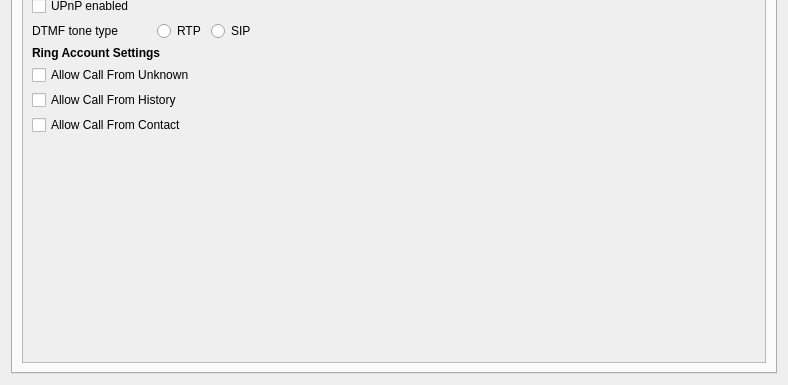
First picture: the form in accountdetails.ui, repository savoirfairelinux/jami-client-windows, before the edit; both pictures show x 0 to 788 and y 335 to 720 of the 788 by 720 pixel window.
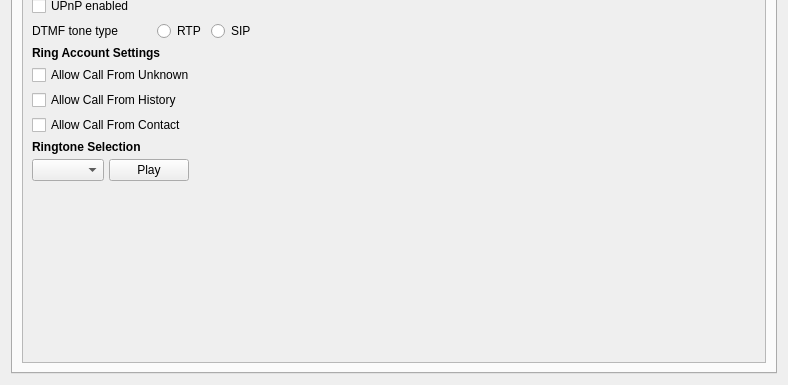
Second picture: the form after the edit. Icons and pictures are not drawn.

Commit message:
settings: fix ringtone selection
- Move ringtone selection to account detail where
it belongs
- Use the selection model of ringtone model
- Fix ring ringtones install path
- Remove copy of ringtones in client git

Tuleap: #340

Diff of the .ui file:
```diff
--- a/accountdetails.ui
+++ b/accountdetails.ui
@@ -55,8 +55,8 @@
            <rect>
             <x>0</x>
             <y>0</y>
-            <width>746</width>
-            <height>646</height>
+            <width>733</width>
+            <height>668</height>
            </rect>
           </property>
           <layout class="QVBoxLayout" name="verticalLayout_12">
@@ -140,7 +140,7 @@
             </layout>
            </item>
            <item>
-            <layout class="QVBoxLayout" name="verticalLayout_6" stretch="0,0,0,0,0,0,0">
+            <layout class="QVBoxLayout" name="verticalLayout_6" stretch="0,0,0,0,0,0,0,0,0">
              <property name="spacing">
               <number>5</number>
              </property>
@@ -413,6 +413,49 @@
                </property>
               </widget>
              </item>
+             <item>
+              <widget class="QLabel" name="label_28">
+               <property name="font">
+                <font>
+                 <weight>75</weight>
+                 <bold>true</bold>
+                </font>
+               </property>
+               <property name="text">
+                <string>Ringtone Selection</string>
+               </property>
+              </widget>
+             </item>
+             <item>
+              <layout class="QHBoxLayout" name="horizontalLayout">
+               <property name="topMargin">
+                <number>0</number>
+               </property>
+               <item>
+                <widget class="QComboBox" name="ringtonesBox"/>
+               </item>
+               <item>
+                <widget class="QPushButton" name="playButton">
+                 <property name="text">
+                  <string>Play</string>
+                 </property>
+                </widget>
+               </item>
+               <item>
+                <spacer name="horizontalSpacer_6">
+                 <property name="orientation">
+                  <enum>Qt::Horizontal</enum>
+                 </property>
+                 <property name="sizeHint" stdset="0">
+                  <size>
+                   <width>40</width>
+                   <height>20</height>
+                  </size>
+                 </property>
+                </spacer>
+               </item>
+              </layout>
+             </item>
              <item>
               <spacer name="verticalSpacer">
                <property name="orientation">
```
Left out of the diff: 2 changed lines with no effect on the pictures. The commit also changes 7 other files.
